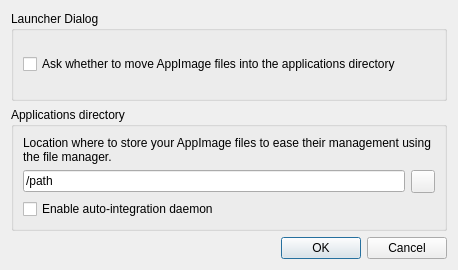
First picture: the form in src/ui/settings_dialog.ui, repository TheAssassin/AppImageLauncher, before the edit.
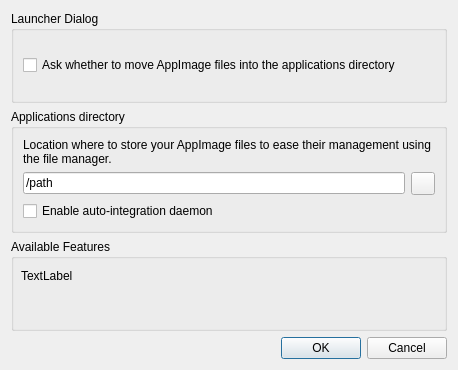
Second picture: the form after the edit. Icons and pictures are not drawn.

Commit message: Display available features in settings dialog

The edit to the form file:
```diff
--- a/src/ui/settings_dialog.ui
+++ b/src/ui/settings_dialog.ui
@@ -7,7 +7,7 @@
     <x>0</x>
     <y>0</y>
     <width>458</width>
-    <height>270</height>
+    <height>370</height>
    </rect>
   </property>
   <property name="windowTitle">
@@ -74,6 +74,35 @@
      </layout>
     </widget>
    </item>
+   <item>
+    <widget class="QGroupBox" name="groupBoxAvailableFeatures">
+     <property name="locale">
+      <locale language="English" country="UnitedStates"/>
+     </property>
+     <property name="title">
+      <string>Available Features</string>
+     </property>
+     <widget class="QLabel" name="featuresLabel">
+      <property name="geometry">
+       <rect>
+        <x>10</x>
+        <y>30</y>
+        <width>431</width>
+        <height>41</height>
+       </rect>
+      </property>
+      <property name="layoutDirection">
+       <enum>Qt::LeftToRight</enum>
+      </property>
+      <property name="text">
+       <string notr="true">TextLabel</string>
+      </property>
+      <property name="alignment">
+       <set>Qt::AlignLeading|Qt::AlignLeft|Qt::AlignTop</set>
+      </property>
+     </widget>
+    </widget>
+   </item>
    <item>
     <widget class="QDialogButtonBox" name="buttonBox">
      <property name="orientation">
```
The commit also changes 1 other file.
